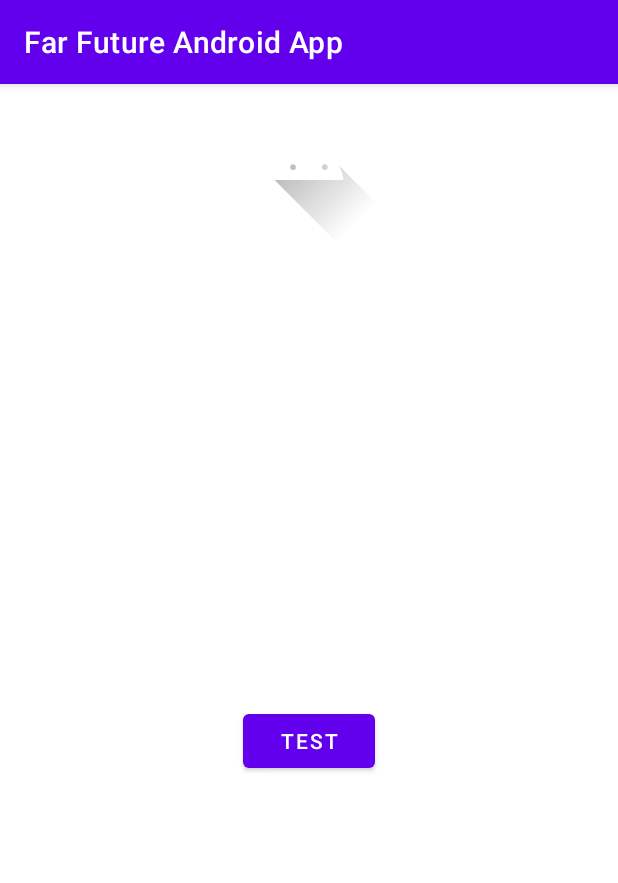
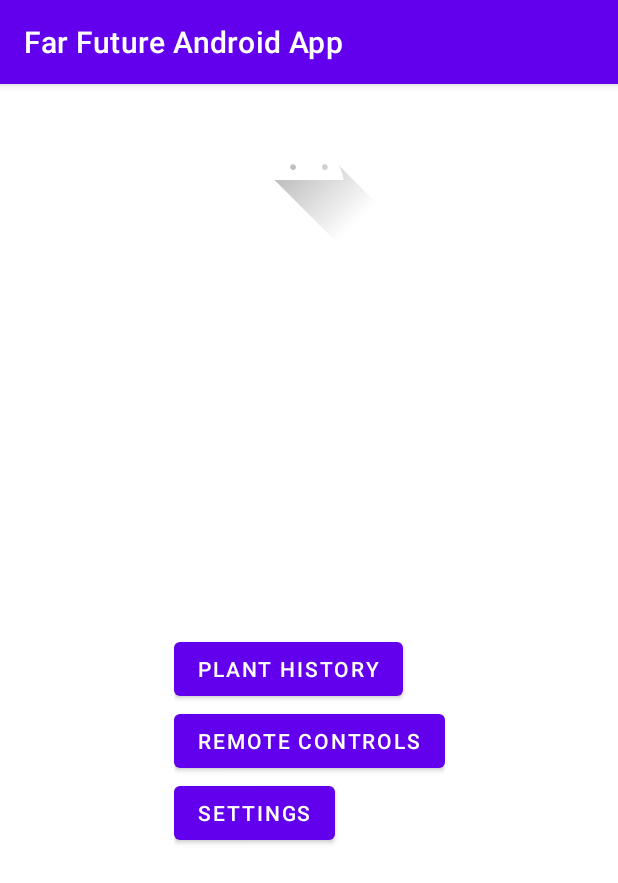
Before and after one commit to rgcesar/far-future, an Android app: the screen it shows after launch (MainActivity), on a phone screen of 412 x 824 dp. Shown: the top 883 px of the screen. Run offline under Robolectric (Android 15) with nearby library versions, the phone set to English and light mode, and no system bars.

Commit message:
Undo my changes

```diff
--- a/FarFutureAndroidApp/app/src/main/AndroidManifest.xml
+++ b/FarFutureAndroidApp/app/src/main/AndroidManifest.xml
@@ -9,9 +9,11 @@
         android:roundIcon="@mipmap/ic_launcher_round"
         android:supportsRtl="true"
         android:theme="@style/Theme.FarFutureAndroidApp">
+        <activity android:name=".Commands"></activity>
+        <activity android:name=".Settings" />
         <activity
             android:name=".DataGraph"
-            android:label="@string/title_activity_datagraph"/>
+            android:label="@string/title_activity_datagraph" />
         <activity android:name=".MainActivity">
             <intent-filter>
                 <action android:name="android.intent.action.MAIN" />
--- a/FarFutureAndroidApp/app/src/main/res/layout/activity_main.xml
+++ b/FarFutureAndroidApp/app/src/main/res/layout/activity_main.xml
@@ -18,15 +18,38 @@
         tools:layout_editor_absoluteX="141dp"
         tools:layout_editor_absoluteY="73dp" />
 
-    <Button
+    <LinearLayout
         android:layout_width="wrap_content"
         android:layout_height="wrap_content"
-        android:text="@string/test"
-        android:onClick="toGraphClick"
         app:layout_constraintTop_toBottomOf="@id/imageView"
         app:layout_constraintRight_toRightOf="parent"
         app:layout_constraintLeft_toLeftOf="parent"
         app:layout_constraintBottom_toBottomOf="parent"
+        android:orientation="vertical"
+        >
+    <Button
+        android:id="@+id/toGraphButton"
+        android:layout_width="wrap_content"
+        android:layout_height="wrap_content"
+        android:text="@string/goto_graph"
+        android:onClick="toGraphClick"
         />
 
+    <Button
+        android:id="@+id/toCommandsButton"
+        android:layout_width="wrap_content"
+        android:layout_height="wrap_content"
+        android:text="@string/goto_commands"
+        android:onClick="toCommandsClick"
+        />
+    <Button
+        android:id="@+id/toSettingsButton"
+        android:layout_width="wrap_content"
+        android:layout_height="wrap_content"
+        android:text="@string/goto_settings"
+        android:onClick="toSettingsClick"
+        />
+    </LinearLayout>
+
+
 </androidx.constraintlayout.widget.ConstraintLayout>
--- a/FarFutureAndroidApp/app/src/main/res/values/strings.xml
+++ b/FarFutureAndroidApp/app/src/main/res/values/strings.xml
@@ -11,5 +11,14 @@
     <string name="hello_second_fragment">Hello second fragment. Arg: %1$s</string>
 
     <string name="back">Back</string>
-    <string name="test">Test</string>
+    <string name="goto_graph">Plant History</string>
+    <string name="goto_commands">Remote Controls</string>
+    <string name="goto_settings">Settings</string>
+
+
+    <string-array name="data_types_array">
+        <item>Humidity</item>
+        <item>Temperature</item>
+        <item>Light Level</item>
+    </string-array>
 </resources>
```
Also changed, not shown: FarFutureAndroidApp/app/src/main/java/com/example/farfuture/Commands.kt (added, +18 -0 lines), FarFutureAndroidApp/app/src/main/java/com/example/farfuture/DataGraph.kt (+63 -0 lines), FarFutureAndroidApp/app/src/main/java/com/example/farfuture/MainActivity.kt (+10 -0 lines), FarFutureAndroidApp/app/src/main/java/com/example/farfuture/Settings.kt (added, +18 -0 lines), FarFutureAndroidApp/app/src/main/res/layout/activity_commands.xml (added, +22 -0 lines), FarFutureAndroidApp/app/src/main/res/layout/activity_datagraph.xml (+13 -3 lines), FarFutureAndroidApp/app/src/main/res/layout/activity_settings.xml (added, +20 -0 lines), 5 other files.
